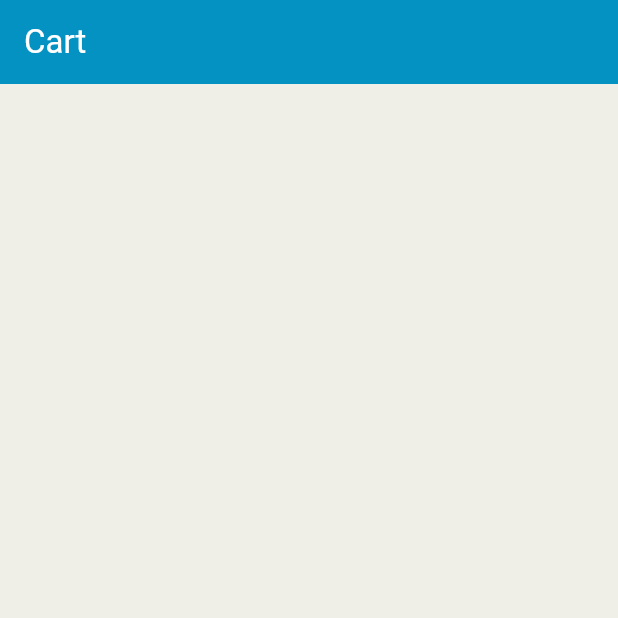
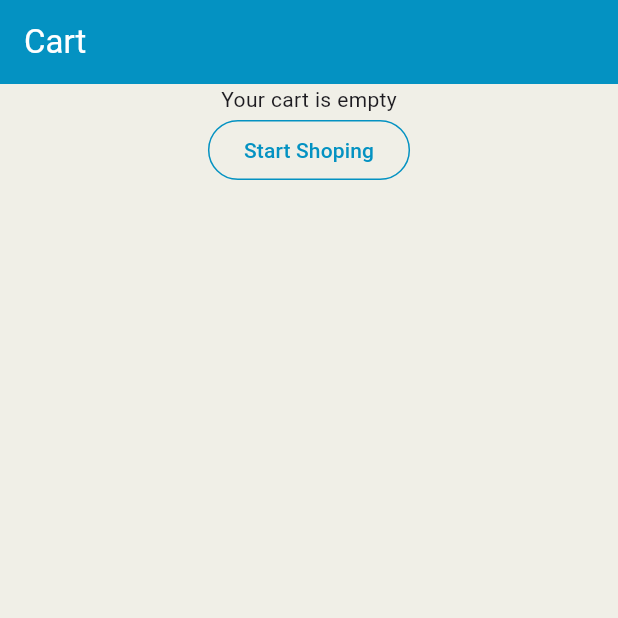
Before and after one commit to rosinekaranganwa/health-hub, a Flutter app: the Cart screen opened directly, on a phone screen of 412 x 824 dp, the top half of it. Run offline on Flutter 3.47's test engine with Material 2 defaults, Android fonts, the light colour scheme and no system bars; our stand-ins replace fl_chart.

Commit message:
cart screen

```diff
--- a/lib/main.dart
+++ b/lib/main.dart
@@ -1,5 +1,6 @@
 import 'package:flutter/material.dart';
-import 'package:health_hub/screen/home/cart.dart';
+import 'package:health_hub/screen/home/deliver_page.dart';
+import 'package:health_hub/screen/home/options.dart';
 
 
 
@@ -20,7 +21,7 @@ class MyApp extends StatelessWidget {
         colorScheme: ColorScheme.fromSeed(seedColor: Colors.deepPurple),
         useMaterial3: true,
       ),
-      home:  Cart()
+      home:  Options()
     );
   }
 }
--- a/lib/screen/home/cart.dart
+++ b/lib/screen/home/cart.dart
@@ -16,6 +16,36 @@ class _CartState extends State<Cart> {
         title: Text("Cart", style: TextStyle(color: Colors.white)),
         backgroundColor: Color(0xFF0492C2),
       ),
+      body: Center(
+        child: Column(
+          children: [
+            Center(
+              child: Text("Your cart is empty"),
+            ),
+            OutlinedButton(
+              onPressed: () {},
+              child: Text('Start Shoping',style: TextStyle(
+                color: Color(0xFF0492C2)
+              ),),
+              style: ButtonStyle(
+                side: MaterialStateProperty.resolveWith<BorderSide>(
+                      (Set<MaterialState> states) {
+                    if (states.contains(MaterialState.disabled)) {
+                      return BorderSide(color: Color(0xFF0492C2));
+                    }
+                    return BorderSide(color: Color(0xFF0492C2));
+                  },
+                ),
+                shape: MaterialStateProperty.all<OutlinedBorder>(
+                  RoundedRectangleBorder(
+                    borderRadius: BorderRadius.circular(20),
+                  ),
+                ),
+              ),
+            ),
+          ],
+        ),
+      ),
     );
   }
 }
--- a/lib/screen/home/deliver_page.dart
+++ b/lib/screen/home/deliver_page.dart
@@ -1,4 +1,5 @@
 import 'package:flutter/material.dart';
+import 'package:health_hub/screen/home/cart.dart';
 import 'package:health_hub/screen/home/order.dart';
 import 'package:health_hub/screen/home/search.dart';
 import 'package:health_hub/screen/home/store.dart';
@@ -24,7 +25,7 @@ class _DeliverPageState extends State<DeliverPage> {
   void _onPageChanged(int index) {
     setState(() {
       _currentPageIndex = index;
-      showAppBar = index != 1 && index !=2;
+      showAppBar = index != 1 && index !=2 && index !=3;
     });
   }
 
@@ -49,7 +50,7 @@ class _DeliverPageState extends State<DeliverPage> {
           Store(),
           Search(),
           Orders(),
-          Center(child: Text("Cart Page")),
+          Cart(),
           Center(child: Text("More Page")),
         ],
       ),
```
Also changed, not shown: lib/screen/home/options.dart (added, +86 -0 lines).
